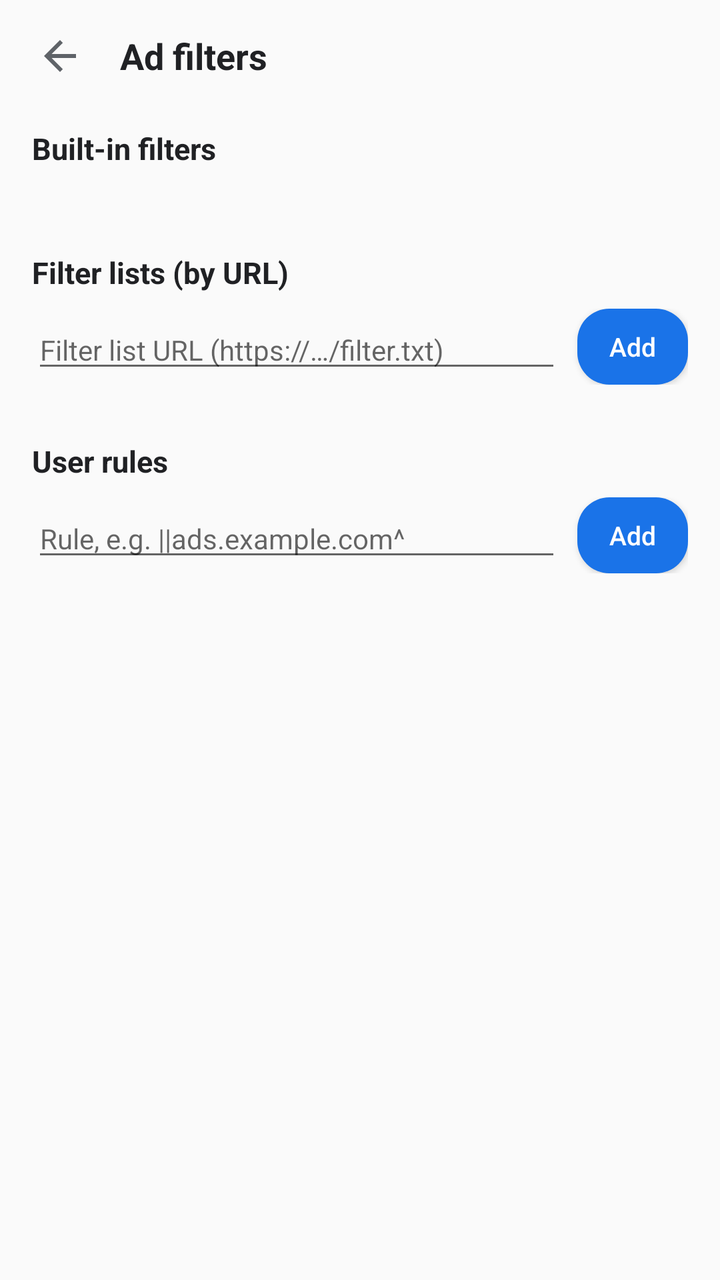
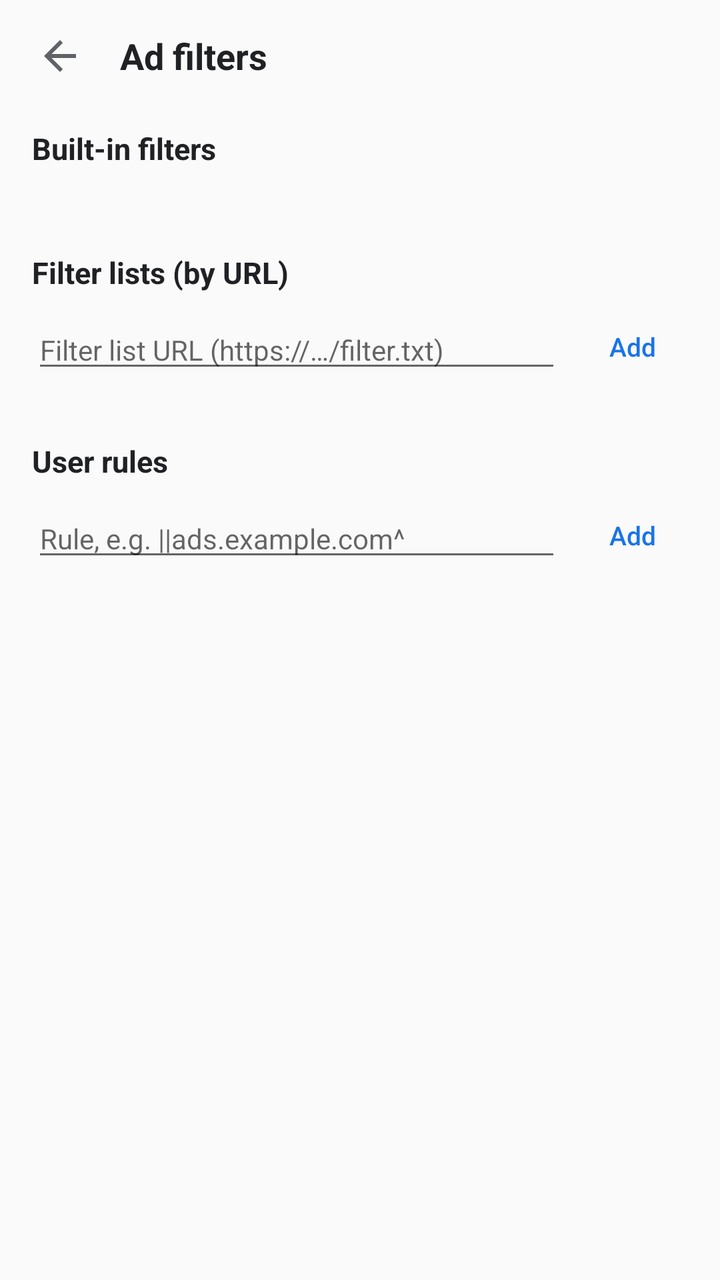

An Android layout rendered at two revisions. The XML below is the earlier revision; the diff shows what the commit changed to produce the second picture.
<!-- AndroidManifest.xml: application theme AppTheme -->
<!-- res/layout/activity_adfilters.xml -->
<?xml version="1.0" encoding="utf-8"?>
<LinearLayout xmlns:android="http://schemas.android.com/apk/res/android"
    android:layout_width="match_parent"
    android:layout_height="match_parent"
    android:background="?android:attr/colorBackground"
    android:orientation="vertical">

    <LinearLayout
        android:layout_width="match_parent"
        android:layout_height="56dp"
        android:gravity="center_vertical"
        android:orientation="horizontal"
        android:paddingStart="8dp"
        android:paddingEnd="12dp">

        <ImageButton
            android:id="@+id/btnBack"
            android:layout_width="44dp"
            android:layout_height="44dp"
            android:background="@drawable/bg_btn_ripple"
            android:contentDescription="@string/back"
            android:padding="11dp"
            android:src="@drawable/ic_arrow_back"
            android:tint="@color/icon_tint" />

        <TextView
            android:layout_width="0dp"
            android:layout_height="wrap_content"
            android:layout_marginStart="8dp"
            android:layout_weight="1"
            android:text="@string/menu_ad_filters"
            android:textColor="@color/text_primary"
            android:textSize="18sp"
            android:textStyle="bold" />
    </LinearLayout>

    <ScrollView
        android:layout_width="match_parent"
        android:layout_height="0dp"
        android:layout_weight="1">

        <LinearLayout
            android:layout_width="match_parent"
            android:layout_height="wrap_content"
            android:orientation="vertical"
            android:paddingStart="16dp"
            android:paddingEnd="16dp"
            android:paddingBottom="24dp">

            
            <TextView
                android:layout_width="match_parent"
                android:layout_height="wrap_content"
                android:layout_marginTop="8dp"
                android:text="@string/builtin_filters"
                android:textColor="@color/text_primary"
                android:textSize="15sp"
                android:textStyle="bold" />

            <TextView
                android:id="@+id/txtBuiltin"
                android:layout_width="match_parent"
                android:layout_height="wrap_content"
                android:layout_marginTop="4dp"
                android:textColor="#5F6368"
                android:textSize="13sp" />

            
            <TextView
                android:layout_width="match_parent"
                android:layout_height="wrap_content"
                android:layout_marginTop="20dp"
                android:text="@string/custom_url_filters"
                android:textColor="@color/text_primary"
                android:textSize="15sp"
                android:textStyle="bold" />

            <LinearLayout
                android:layout_width="match_parent"
                android:layout_height="wrap_content"
                android:layout_marginTop="8dp"
                android:gravity="center_vertical"
                android:orientation="horizontal">

                <EditText
                    android:id="@+id/inputFilterUrl"
                    android:layout_width="0dp"
                    android:layout_height="wrap_content"
                    android:layout_weight="1"
                    android:hint="@string/filter_url_hint"
                    android:inputType="textUri"
                    android:selectAllOnFocus="true"
                    android:singleLine="true"
                    android:textSize="14sp" />

                <Button
                    android:id="@+id/btnAddFilter"
                    android:layout_width="wrap_content"
                    android:layout_height="38dp"
                    android:layout_marginStart="8dp"
                    android:background="@drawable/bg_btn_primary"
                    android:minWidth="0dp"
                    android:minHeight="0dp"
                    android:paddingStart="16dp"
                    android:paddingEnd="16dp"
                    android:text="@string/action_add"
                    android:textAllCaps="false"
                    android:textColor="#FFFFFF"
                    android:textSize="13sp" />
            </LinearLayout>

            <LinearLayout
                android:id="@+id/filterList"
                android:layout_width="match_parent"
                android:layout_height="wrap_content"
                android:layout_marginTop="8dp"
                android:orientation="vertical" />

            
            <TextView
                android:layout_width="match_parent"
                android:layout_height="wrap_content"
                android:layout_marginTop="20dp"
                android:text="@string/user_rules"
                android:textColor="@color/text_primary"
                android:textSize="15sp"
                android:textStyle="bold" />

            <LinearLayout
                android:layout_width="match_parent"
                android:layout_height="wrap_content"
                android:layout_marginTop="8dp"
                android:gravity="center_vertical"
                android:orientation="horizontal">

                <EditText
                    android:id="@+id/inputRule"
                    android:layout_width="0dp"
                    android:layout_height="wrap_content"
                    android:layout_weight="1"
                    android:hint="@string/rule_hint"
                    android:selectAllOnFocus="true"
                    android:singleLine="true"
                    android:textSize="14sp" />

                <Button
                    android:id="@+id/btnAddRule"
                    android:layout_width="wrap_content"
                    android:layout_height="38dp"
                    android:layout_marginStart="8dp"
                    android:background="@drawable/bg_btn_primary"
                    android:minWidth="0dp"
                    android:minHeight="0dp"
                    android:paddingStart="16dp"
                    android:paddingEnd="16dp"
                    android:text="@string/action_add"
                    android:textAllCaps="false"
                    android:textColor="#FFFFFF"
                    android:textSize="13sp" />
            </LinearLayout>

            <LinearLayout
                android:id="@+id/ruleList"
                android:layout_width="match_parent"
                android:layout_height="wrap_content"
                android:layout_marginTop="8dp"
                android:orientation="vertical" />
        </LinearLayout>
    </ScrollView>
</LinearLayout>
<!-- resources referenced by this layout -->
<resources>
  <color name="icon_tint">#5F6368</color>
  <color name="text_primary">#202124</color>
  <!-- drawable bg_btn_primary (drawable) -->
  <?xml version="1.0" encoding="utf-8"?>
  <selector xmlns:android="http://schemas.android.com/apk/res/android">
      <item android:state_pressed="true">
          <shape android:shape="rectangle">
              <solid android:color="#1765CC" />
              <corners android:radius="16dp" />
          </shape>
      </item>
      <item>
          <shape android:shape="rectangle">
              <solid android:color="#1A73E8" />
              <corners android:radius="16dp" />
          </shape>
      </item>
  </selector>
  <!-- drawable bg_btn_ripple (drawable) -->
  <?xml version="1.0" encoding="utf-8"?>
  <ripple xmlns:android="http://schemas.android.com/apk/res/android"
      android:color="#1A000000">
      <item>
          <shape android:shape="rectangle">
              <solid android:color="@android:color/transparent" />
              <corners android:radius="24dp" />
          </shape>
      </item>
  </ripple>
  <!-- drawable ic_arrow_back (drawable) -->
  <vector xmlns:android="http://schemas.android.com/apk/res/android"
      android:width="24dp"
      android:height="24dp"
      android:viewportWidth="24"
      android:viewportHeight="24">
      <path
          android:fillColor="#FFFFFF"
          android:pathData="M20,11H7.83l5.59,-5.59L12,4l-8,8 8,8 1.41,-1.41L7.83,13H20v-2z" />
  </vector>
  <string name="action_add">Add</string>
  <string name="back">Back</string>
  <string name="builtin_filters">Built-in filters</string>
  <string name="custom_url_filters">Filter lists (by URL)</string>
  <string name="filter_url_hint">Filter list URL (https://…/filter.txt)</string>
  <string name="menu_ad_filters">Ad filters</string>
  <string name="rule_hint">Rule, e.g. ||ads.example.com^</string>
  <string name="user_rules">User rules</string>
  <style name="AppTheme" parent="android:Theme.Material.Light.NoActionBar">
          <item name="android:forceDarkAllowed">true</item>
          <item name="android:colorPrimary">#1A73E8</item>
          <item name="android:colorPrimaryDark">#1450A0</item>
          <item name="android:colorAccent">#1A73E8</item>
          <item name="android:navigationBarColor">#FFFFFF</item>
      </style>
</resources>

<!-- the commit's change to res/layout/activity_adfilters.xml (unified diff, before → after) -->
@@ -98,14 +98,14 @@
                     android:layout_width="wrap_content"
                     android:layout_height="38dp"
                     android:layout_marginStart="8dp"
-                    android:background="@drawable/bg_btn_primary"
+                    android:background="@drawable/bg_btn_ripple"
                     android:minWidth="0dp"
                     android:minHeight="0dp"
                     android:paddingStart="16dp"
                     android:paddingEnd="16dp"
                     android:text="@string/action_add"
                     android:textAllCaps="false"
-                    android:textColor="#FFFFFF"
+                    android:textColor="@color/primary"
                     android:textSize="13sp" />
             </LinearLayout>
 
@@ -148,14 +148,14 @@
                     android:layout_width="wrap_content"
                     android:layout_height="38dp"
                     android:layout_marginStart="8dp"
-                    android:background="@drawable/bg_btn_primary"
+                    android:background="@drawable/bg_btn_ripple"
                     android:minWidth="0dp"
                     android:minHeight="0dp"
                     android:paddingStart="16dp"
                     android:paddingEnd="16dp"
                     android:text="@string/action_add"
                     android:textAllCaps="false"
-                    android:textColor="#FFFFFF"
+                    android:textColor="@color/primary"
                     android:textSize="13sp" />
             </LinearLayout>
 
<!-- resource entries referenced after the edit -->
@@ -1,23 +1,8 @@
 <!-- resources referenced by this layout -->
 <resources>
   <color name="icon_tint">#5F6368</color>
+  <color name="primary">#1A73E8</color>
   <color name="text_primary">#202124</color>
-  <!-- drawable bg_btn_primary (drawable) -->
-  <?xml version="1.0" encoding="utf-8"?>
-  <selector xmlns:android="http://schemas.android.com/apk/res/android">
-      <item android:state_pressed="true">
-          <shape android:shape="rectangle">
-              <solid android:color="#1765CC" />
-              <corners android:radius="16dp" />
-          </shape>
-      </item>
-      <item>
-          <shape android:shape="rectangle">
-              <solid android:color="#1A73E8" />
-              <corners android:radius="16dp" />
-          </shape>
-      </item>
-  </selector>
   <!-- drawable bg_btn_ripple (drawable) -->
   <?xml version="1.0" encoding="utf-8"?>
   <ripple xmlns:android="http://schemas.android.com/apk/res/android"
